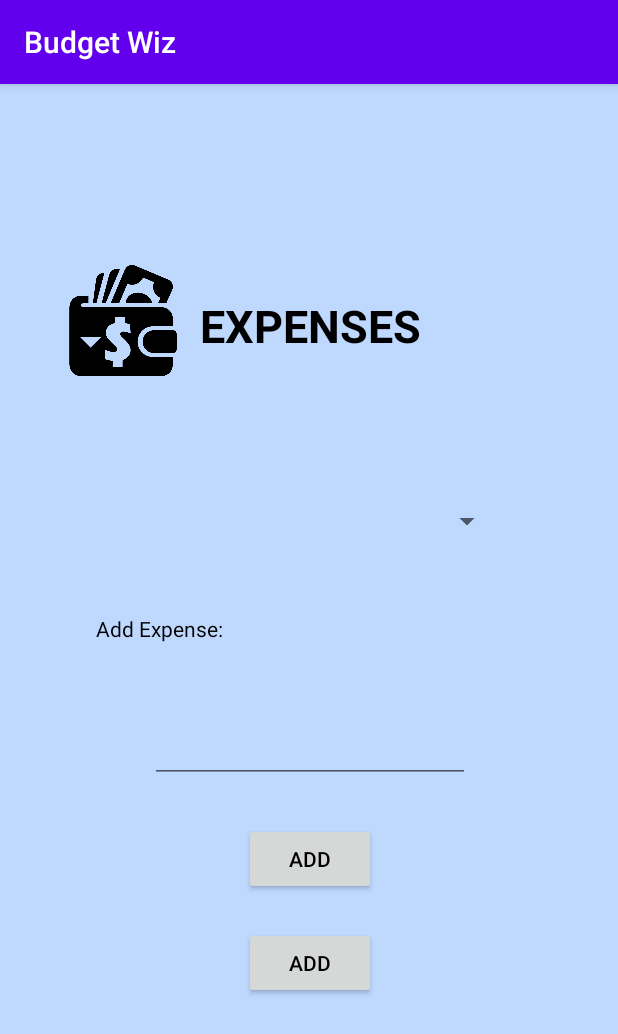
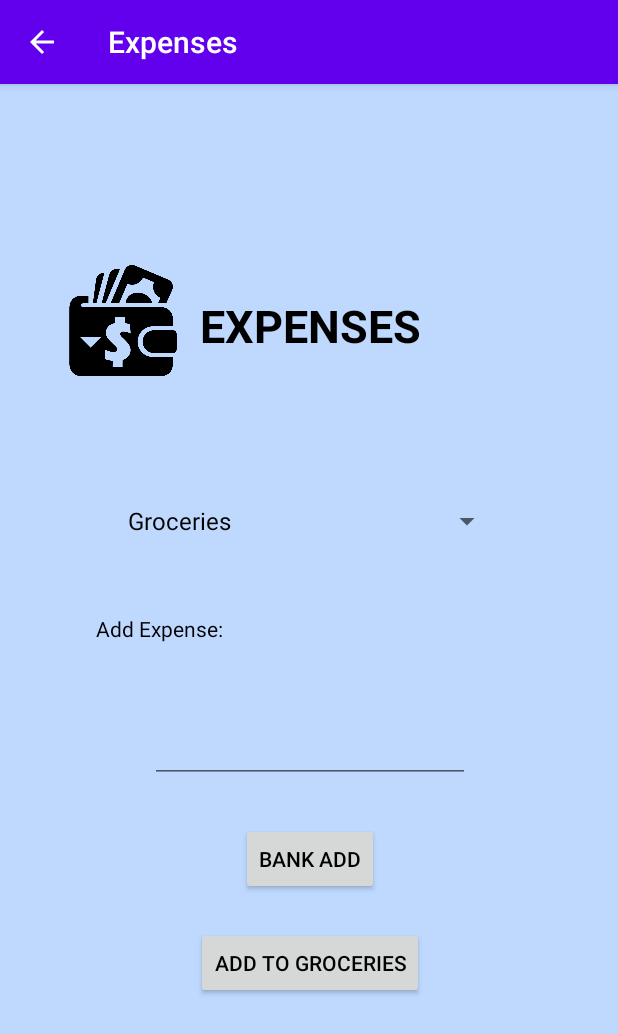
Before and after one commit to scocks93/SIT305_Assessment2, an Android app: the MenuActivity screen opened directly, with no data from a screen before it, after a tap on "Expenses", on a phone screen of 412 x 824 dp. Shown: the top 1034 px of the screen. Run offline under Robolectric (Android 15) with nearby library versions, the phone set to English and light mode, and no system bars; 2 other taps on this screen came first.

Commit message:
- Enabled showing of back button in all activities to assist in navigation - Configured fragments to have their own relevant titles - Added landscape layouts to Bank, Budget, and Expenses fragments - Added expense categories to spinner in Expenses fragment - Added onItemSelectedListener to Expenses spinner

```diff
--- a/app/src/main/java/com/example/assessment2/BankFragment.java
+++ b/app/src/main/java/com/example/assessment2/BankFragment.java
@@ -49,6 +49,8 @@ public class BankFragment extends Fragment {
     @Override
     public void onCreate(Bundle savedInstanceState) {
         super.onCreate(savedInstanceState);
+        getActivity().setTitle("Bank");
+
         if (getArguments() != null) {
             mParam1 = getArguments().getString(ARG_PARAM1);
             mParam2 = getArguments().getString(ARG_PARAM2);
@@ -61,4 +63,8 @@ public class BankFragment extends Fragment {
         // Inflate the layout for this fragment
         return inflater.inflate(R.layout.fragment_bank, container, false);
     }
+
+    public void closeFragment(View view) {
+        getActivity().getFragmentManager().popBackStack();
+    }
 }
--- a/app/src/main/java/com/example/assessment2/BudgetFragment.java
+++ b/app/src/main/java/com/example/assessment2/BudgetFragment.java
@@ -49,6 +49,7 @@ public class BudgetFragment extends Fragment {
     @Override
     public void onCreate(Bundle savedInstanceState) {
         super.onCreate(savedInstanceState);
+        getActivity().setTitle("Budget");
         if (getArguments() != null) {
             mParam1 = getArguments().getString(ARG_PARAM1);
             mParam2 = getArguments().getString(ARG_PARAM2);
--- a/app/src/main/java/com/example/assessment2/ExpensesFragment.java
+++ b/app/src/main/java/com/example/assessment2/ExpensesFragment.java
@@ -7,58 +7,73 @@ import androidx.fragment.app.Fragment;
 import android.view.LayoutInflater;
 import android.view.View;
 import android.view.ViewGroup;
+import android.widget.AdapterView;
+import android.widget.ArrayAdapter;
+import android.widget.Button;
+import android.widget.Spinner;
 
+public class ExpensesFragment extends Fragment {
 
-/**
- * A simple {@link Fragment} subclass.
- * Use the {@link ExpensesFragment#newInstance} factory method to
- * create an instance of this fragment.
- */
-public class ExpensesFragment extends Fragment {
-    // TODO: Rename parameter arguments, choose names that match
-    // the fragment initialization parameters, e.g. ARG_ITEM_NUMBER
-    private static final String ARG_PARAM1 = "param1";
-    private static final String ARG_PARAM2 = "param2";
-
-    // TODO: Rename and change types of parameters
-    private String mParam1;
-    private String mParam2;
+    Spinner expensesSpinner;
+    Button groceriesAddButton;
 
     public ExpensesFragment() {
         // Required empty public constructor
     }
 
-    /**
-     * Use this factory method to create a new instance of
-     * this fragment using the provided parameters.
-     *
-     * @param param1 Parameter 1.
-     * @param param2 Parameter 2.
-     * @return A new instance of fragment ExpensesFragment.
-     */
-    // TODO: Rename and change types and number of parameters
-    public static ExpensesFragment newInstance(String param1, String param2) {
-        ExpensesFragment fragment = new ExpensesFragment();
-        Bundle args = new Bundle();
-        args.putString(ARG_PARAM1, param1);
-        args.putString(ARG_PARAM2, param2);
-        fragment.setArguments(args);
-        return fragment;
+    @Override
+    public void onCreate(Bundle savedInstanceState) {
+        super.onCreate(savedInstanceState);
+        getActivity().setTitle("Expenses");
     }
 
     @Override
-    public void onCreate(Bundle savedInstanceState) {
-        super.onCreate(savedInstanceState);
-        if (getArguments() != null) {
-            mParam1 = getArguments().getString(ARG_PARAM1);
-            mParam2 = getArguments().getString(ARG_PARAM2);
-        }
-    }
+    public View onCreateView(LayoutInflater inflater, ViewGroup container, Bundle savedInstanceState) {
+        // Inflate the layout for this fragment
+        View view = inflater.inflate(R.layout.fragment_expenses, container, false);
 
-    @Override
-    public View onCreateView(LayoutInflater inflater, ViewGroup container,
-                             Bundle savedInstanceState) {
-        // Inflate the layout for this fragment
-        return inflater.inflate(R.layout.fragment_expenses, container, false);
+        groceriesAddButton = (Button) view.findViewById(R.id.groceriesAddButton);
+
+        expensesSpinner = (Spinner) view.findViewById(R.id.expensesSpinner);
+        // Create an array to hold the strings representing the different expenses
+        String[] expenses = new String[]{"Groceries", "Travel", "Rent"};
+        // Create an adapter to describe how they are displayed
+        ArrayAdapter<String> adapter = new ArrayAdapter<>(getActivity(), android.R.layout.simple_spinner_dropdown_item, expenses);
+        // Set the spinner to use the adapter
+        expensesSpinner.setAdapter(adapter);
+
+        expensesSpinner.setOnItemSelectedListener(new AdapterView.OnItemSelectedListener() {
+            @Override
+            public void onItemSelected(AdapterView<?> parent, View view, int position, long id) {
+
+                switch (position) {
+                    // When Groceries is selected
+                    case 0:
+                        // Enable grocery button, pass value to overview and other totals
+                        break;
+
+                    // When Travel is selected
+                    case 1:
+                        // Enable travel button, pass value to overview and other totals
+                        break;
+
+                    // When Rent is selected
+                    case 2:
+                        // Enable rent button, pass value to overview and other totals
+                        break;
+                }
+
+            }
+
+            @Override
+            public void onNothingSelected(AdapterView<?> parent) {
+                groceriesAddButton.setEnabled(false);
+                groceriesAddButton.setVisibility(View.GONE);
+                // travel button invisible
+                // rent button invisible
+            }
+        });
+
+        return view;
     }
 }
--- a/app/src/main/java/com/example/assessment2/HelpFragment.java
+++ b/app/src/main/java/com/example/assessment2/HelpFragment.java
@@ -50,6 +50,7 @@ public class HelpFragment extends Fragment {
     @Override
     public void onCreate(Bundle savedInstanceState) {
         super.onCreate(savedInstanceState);
+        getActivity().setTitle("Help");
     }
 
     @Override
--- a/app/src/main/java/com/example/assessment2/MenuActivity.java
+++ b/app/src/main/java/com/example/assessment2/MenuActivity.java
@@ -26,7 +26,7 @@ public class MenuActivity extends AppCompatActivity {
     protected void onCreate(Bundle savedInstanceState) {
         super.onCreate(savedInstanceState);
         setContentView(R.layout.activity_menu);
-        setTitle("Budget Wiz");
+        setTitle("Menu");
 
         menuItemRecyclerView = findViewById(R.id.menuItemRecyclerView);
         // Create adapter to pass in the data
--- a/app/src/main/java/com/example/assessment2/OverviewActivity.java
+++ b/app/src/main/java/com/example/assessment2/OverviewActivity.java
@@ -28,4 +28,9 @@ public class OverviewActivity extends AppCompatActivity {
         startActivity(intent);
     }
 
+    public void logOutClick(View view) {
+        Intent intent = new Intent(this, MainActivity.class);
+        startActivity(intent);
+    }
+
 }
--- a/app/src/main/java/com/example/assessment2/RegisterActivity.java
+++ b/app/src/main/java/com/example/assessment2/RegisterActivity.java
@@ -17,6 +17,7 @@ public class RegisterActivity extends AppCompatActivity {
     protected void onCreate(Bundle savedInstanceState) {
         super.onCreate(savedInstanceState);
         setContentView(R.layout.activity_register);
+        setTitle("Register");
 
         final EditText userEditText = findViewById(R.id.userEditText);
         final EditText createPasswordEditText = findViewById(R.id.createPasswordEditText);
--- /dev/null
+++ b/app/src/main/res/layout-land/fragment_bank.xml
@@ -0,0 +1,108 @@
+<?xml version="1.0" encoding="utf-8"?>
+<androidx.constraintlayout.widget.ConstraintLayout xmlns:android="http://schemas.android.com/apk/res/android"
+    xmlns:app="http://schemas.android.com/apk/res-auto"
+    xmlns:tools="http://schemas.android.com/tools"
+    android:layout_width="match_parent"
+    android:layout_height="match_parent"
+    android:background="#BED8FE">
+
+    <TextView
+        android:id="@+id/textView28"
+        android:layout_width="wrap_content"
+        android:layout_height="wrap_content"
+        android:layout_marginBottom="28dp"
+        android:text="Add Funds to Balance:"
+        android:textAllCaps="false"
+        android:textColor="#000000"
+        android:textStyle="bold"
+        app:layout_constraintBottom_toTopOf="@+id/addToBalance2"
+        app:layout_constraintEnd_toEndOf="parent"
+        app:layout_constraintStart_toStartOf="parent" />
+
+    <TextView
+        android:id="@+id/textView30"
+        android:layout_width="wrap_content"
+        android:layout_height="wrap_content"
+        android:layout_marginStart="192dp"
+        android:layout_marginLeft="192dp"
+        android:layout_marginBottom="128dp"
+        android:text="Amount: $"
+        android:textColor="#000000"
+        android:textStyle="bold"
+        app:layout_constraintBottom_toBottomOf="parent"
+        app:layout_constraintStart_toStartOf="parent" />
+
+    <EditText
+        android:id="@+id/addToBalance2"
+        android:layout_width="wrap_content"
+        android:layout_height="wrap_content"
+        android:layout_marginBottom="22dp"
+        android:ems="10"
+        android:inputType="textPersonName"
+        android:textColor="#000000"
+        app:layout_constraintBottom_toTopOf="@+id/addBalanceButton2"
+        app:layout_constraintEnd_toEndOf="parent"
+        app:layout_constraintStart_toStartOf="parent" />
+
+    <Button
+        android:id="@+id/addBalanceButton2"
+        android:layout_width="wrap_content"
+        android:layout_height="wrap_content"
+        android:layout_marginBottom="16dp"
+        android:text="Bank Add"
+        android:textColor="#000000"
+        app:layout_constraintBottom_toBottomOf="parent"
+        app:layout_constraintEnd_toEndOf="parent"
+        app:layout_constraintHorizontal_bias="0.511"
+        app:layout_constraintStart_toStartOf="parent" />
+
+    <TextView
+        android:id="@+id/textView26"
+        android:layout_width="wrap_content"
+        android:layout_height="wrap_content"
+        android:layout_marginBottom="18dp"
+        android:text="Current Balance:"
+        android:textColor="#000000"
+        android:textStyle="bold"
+        app:layout_constraintBottom_toTopOf="@+id/textView27"
+        app:layout_constraintEnd_toEndOf="parent"
+        app:layout_constraintHorizontal_bias="0.499"
+        app:layout_constraintStart_toStartOf="parent" />
+
+    <TextView
+        android:id="@+id/textView27"
+        android:layout_width="wrap_content"
+        android:layout_height="wrap_content"
+        android:layout_marginBottom="20dp"
+        android:text="$0.00"
+        android:textColor="#000000"
+        app:layout_constraintBottom_toTopOf="@+id/textView28"
+        app:layout_constraintEnd_toEndOf="parent"
+        app:layout_constraintHorizontal_bias="0.499"
+        app:layout_constraintStart_toStartOf="parent" />
+
+    <ImageView
+        android:id="@+id/imageView6"
+        android:layout_width="100dp"
+        android:layout_height="75dp"
+        android:layout_marginStart="200dp"
+        android:layout_marginLeft="200dp"
+        android:layout_marginBottom="110dp"
+        android:src="@drawable/bankicon"
+        app:layout_constraintBottom_toTopOf="@+id/textView28"
+        app:layout_constraintStart_toStartOf="parent" />
+
+    <TextView
+        android:id="@+id/textView25"
+        android:layout_width="wrap_content"
+        android:layout_height="wrap_content"
+        android:layout_marginBottom="44dp"
+        android:text="BANK"
+        android:textColor="#000000"
+        android:textSize="30sp"
+        android:textStyle="bold"
+        app:layout_constraintBottom_toTopOf="@+id/textView26"
+        app:layout_constraintEnd_toEndOf="parent"
+        app:layout_constraintHorizontal_bias="0.486"
+        app:layout_constraintStart_toStartOf="parent" />
+</androidx.constraintlayout.widget.ConstraintLayout>
--- /dev/null
+++ b/app/src/main/res/layout-land/fragment_expenses.xml
@@ -0,0 +1,77 @@
+<?xml version="1.0" encoding="utf-8"?>
+<androidx.constraintlayout.widget.ConstraintLayout xmlns:android="http://schemas.android.com/apk/res/android"
+    xmlns:app="http://schemas.android.com/apk/res-auto"
+    xmlns:tools="http://schemas.android.com/tools"
+    android:layout_width="match_parent"
+    android:layout_height="match_parent"
+    android:background="#BED8FE">
+
+    <Button
+        android:id="@+id/expensesAddButton2"
+        android:layout_width="wrap_content"
+        android:layout_height="wrap_content"
+        android:layout_marginBottom="43dp"
+        android:text="Add"
+        android:textColor="#000000"
+        app:layout_constraintBottom_toBottomOf="parent"
+        app:layout_constraintEnd_toEndOf="parent"
+        app:layout_constraintHorizontal_bias="0.499"
+        app:layout_constraintStart_toStartOf="parent" />
+
+    <EditText
+        android:id="@+id/expensesAddAmount2"
+        android:layout_width="wrap_content"
+        android:layout_height="wrap_content"
+        android:layout_marginBottom="105dp"
+        android:ems="10"
+        android:inputType="textPersonName"
+        android:textColor="#000000"
+        app:layout_constraintBottom_toBottomOf="parent"
+        app:layout_constraintEnd_toEndOf="parent"
+        app:layout_constraintStart_toStartOf="parent" />
+
+    <TextView
+        android:id="@+id/textView35"
+        android:layout_width="wrap_content"
+        android:layout_height="wrap_content"
+        android:layout_marginStart="207dp"
+        android:layout_marginLeft="207dp"
+        android:layout_marginBottom="170dp"
+        android:text="Add Expense:"
+        android:textColor="#000000"
+        app:layout_constraintBottom_toBottomOf="parent"
+        app:layout_constraintStart_toStartOf="parent" />
+
+    <Spinner
+        android:id="@+id/expensesSpinner2"
+        android:layout_width="258dp"
+        android:layout_height="28dp"
+        android:layout_marginBottom="220dp"
+        app:layout_constraintBottom_toBottomOf="parent"
+        app:layout_constraintEnd_toEndOf="parent"
+        app:layout_constraintStart_toStartOf="parent" />
+
+    <ImageView
+        android:id="@+id/imageView8"
+        android:layout_width="100dp"
+        android:layout_height="75dp"
+        android:layout_marginStart="200dp"
+        android:layout_marginLeft="200dp"
+        android:layout_marginBottom="263dp"
+        android:src="@drawable/expensesicon"
+        app:layout_constraintBottom_toBottomOf="parent"
+        app:layout_constraintStart_toStartOf="parent" />
+
+    <TextView
+        android:id="@+id/textView34"
+        android:layout_width="wrap_content"
+        android:layout_height="wrap_content"
+        android:layout_marginBottom="274dp"
+        android:text="EXPENSES"
+        android:textColor="#000000"
+        android:textSize="30sp"
+        android:textStyle="bold"
+        app:layout_constraintBottom_toBottomOf="parent"
+        app:layout_constraintEnd_toEndOf="parent"
+        app:layout_constraintStart_toStartOf="parent" />
+</androidx.constraintlayout.widget.ConstraintLayout>
--- a/app/src/main/res/layout/fragment_bank.xml
+++ b/app/src/main/res/layout/fragment_bank.xml
@@ -74,7 +74,7 @@
         android:layout_width="wrap_content"
         android:layout_height="wrap_content"
         android:layout_marginTop="68dp"
-        android:text="Add"
+        android:text="Bank Add"
         android:textColor="#000000"
         app:layout_constraintEnd_toEndOf="parent"
         app:layout_constraintStart_toStartOf="parent"
@@ -103,4 +103,5 @@
         android:src="@drawable/bankicon"
         app:layout_constraintStart_toStartOf="parent"
         app:layout_constraintTop_toTopOf="parent" />
+
 </androidx.constraintlayout.widget.ConstraintLayout>
--- a/app/src/main/res/layout/fragment_budget.xml
+++ b/app/src/main/res/layout/fragment_budget.xml
@@ -48,12 +48,14 @@
         android:id="@+id/textView15"
         android:layout_width="wrap_content"
         android:layout_height="wrap_content"
+        android:layout_marginStart="37dp"
+        android:layout_marginLeft="37dp"
         android:layout_marginTop="32dp"
         android:text="Edit Budget"
         android:textColor="#000000"
         android:textStyle="bold"
-        app:layout_constraintTop_toBottomOf="@+id/budgetAllocated"
-        tools:layout_editor_absoluteX="37dp" />
+        app:layout_constraintStart_toStartOf="parent"
+        app:layout_constraintTop_toBottomOf="@+id/budgetAllocated" />
 
     <EditText
         android:id="@+id/budgetEditAmount"
--- a/app/src/main/res/layout/fragment_expenses.xml
+++ b/app/src/main/res/layout/fragment_expenses.xml
@@ -56,11 +56,11 @@
         app:layout_constraintTop_toBottomOf="@+id/textView16" />
 
     <Button
-        android:id="@+id/expensesAddButton"
+        android:id="@+id/groceriesAddButton"
         android:layout_width="wrap_content"
         android:layout_height="wrap_content"
         android:layout_marginTop="96dp"
-        android:text="Add"
+        android:text="Add to Groceries"
         android:textColor="#000000"
         app:layout_constraintEnd_toEndOf="parent"
         app:layout_constraintStart_toStartOf="parent"
```
Also changed, not shown: app/src/main/AndroidManifest.xml (+6 -3 lines), app/src/main/res/layout-land/fragment_budget.xml (added, +107 -0 lines), app/src/main/res/layout/activity_overview.xml (+12 -0 lines).
